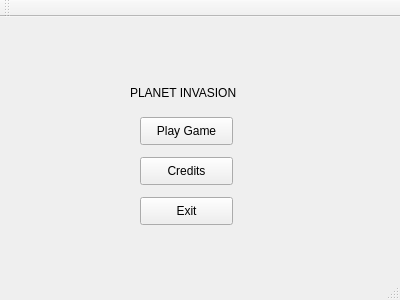
Qt form Planet_Invasion/mainwindow.ui (CS4076Rplay/CS4076) before a commit.
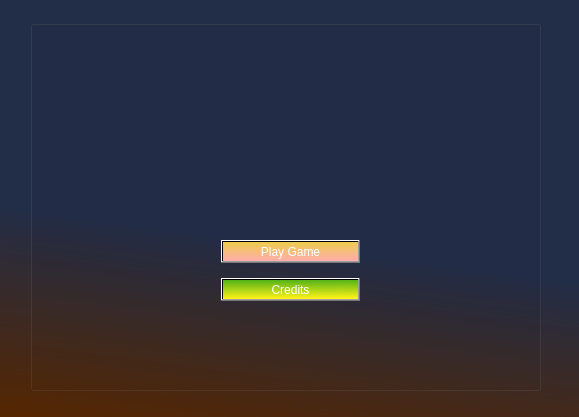
The same form after that commit. Icons and pictures are not drawn.

The edit to the form file:
```diff
--- a/Planet_Invasion/mainwindow.ui
+++ b/Planet_Invasion/mainwindow.ui
@@ -6,89 +6,90 @@
    <rect>
     <x>0</x>
     <y>0</y>
-    <width>400</width>
-    <height>300</height>
+    <width>579</width>
+    <height>417</height>
    </rect>
   </property>
+  <property name="sizePolicy">
+   <sizepolicy hsizetype="Fixed" vsizetype="Fixed">
+    <horstretch>0</horstretch>
+    <verstretch>0</verstretch>
+   </sizepolicy>
+  </property>
   <property name="windowTitle">
-   <string>MainWindow</string>
+   <string>Game</string>
+  </property>
+  <property name="autoFillBackground">
+   <bool>false</bool>
+  </property>
+  <property name="styleSheet">
+   <string notr="true">background-color:qlineargradient(spread:pad, x1:0.0895522, y1:0.512, x2:0, y2:1, stop:0 rgba(34, 45, 71, 255), stop:1 rgba(86, 38, 0, 255));
+color:rgb(255, 255, 255);
+font: 9pt &quot;Papyrus&quot;;</string>
   </property>
   <widget class="QWidget" name="centralWidget">
-   <widget class="QLabel" name="Title">
+   <widget class="QGroupBox" name="groupBox">
     <property name="geometry">
      <rect>
-      <x>130</x>
-      <y>60</y>
-      <width>111</width>
-      <height>31</height>
+      <x>30</x>
+      <y>20</y>
+      <width>511</width>
+      <height>371</height>
      </rect>
     </property>
-    <property name="text">
-     <string>PLANET INVASION</string>
+    <property name="styleSheet">
+     <string notr="true">background: transparent;
+background-image:url(:/bg1.png);
+backgroun-repeat:no-repeat;
+</string>
     </property>
-    <property name="buddy">
-     <cstring>Title</cstring>
+    <property name="title">
+     <string/>
     </property>
+    <widget class="QWidget" name="verticalLayoutWidget">
+     <property name="geometry">
+      <rect>
+       <x>180</x>
+       <y>200</y>
+       <width>161</width>
+       <height>101</height>
+      </rect>
+     </property>
+     <layout class="QVBoxLayout" name="verticalLayout">
+      <item>
+       <widget class="QPushButton" name="playButton">
+        <property name="styleSheet">
+         <string notr="true">background:transparent;
+background-color:qlineargradient(spread:pad, x1:0, y1:0, x2:0, y2:1, stop:0 rgba(237, 205, 77, 255), stop:1 rgba(255, 172, 172, 255));
+
+</string>
+        </property>
+        <property name="text">
+         <string>Play Game</string>
+        </property>
+        <property name="shortcut">
+         <string>P</string>
+        </property>
+       </widget>
+      </item>
+      <item>
+       <widget class="QPushButton" name="creditsBtn">
+        <property name="styleSheet">
+         <string notr="true">background:transparent;
+background-color:qlineargradient(spread:pad, x1:0, y1:0, x2:0.03, y2:1, stop:0 rgba(81, 178, 25, 255), stop:1 rgba(255, 243, 23, 255))</string>
+        </property>
+        <property name="text">
+         <string>Credits</string>
+        </property>
+        <property name="shortcut">
+         <string>C</string>
+        </property>
+       </widget>
+      </item>
+     </layout>
+    </widget>
    </widget>
-   <widget class="QPushButton" name="playButton">
-    <property name="geometry">
-     <rect>
-      <x>140</x>
-      <y>100</y>
-      <width>93</width>
-      <height>28</height>
-     </rect>
-    </property>
-    <property name="text">
-     <string>Play Game</string>
-    </property>
-   </widget>
-   <widget class="QPushButton" name="creditsBtn">
-    <property name="geometry">
-     <rect>
-      <x>140</x>
-      <y>140</y>
-      <width>93</width>
-      <height>28</height>
-     </rect>
-    </property>
-    <property name="text">
-     <string>Credits</string>
-    </property>
-   </widget>
-   <widget class="QPushButton" name="pushButton">
-    <property name="geometry">
-     <rect>
-      <x>140</x>
-      <y>180</y>
-      <width>93</width>
-      <height>28</height>
-     </rect>
-    </property>
-    <property name="text">
-     <string>Exit</string>
-    </property>
-   </widget>
   </widget>
-  <widget class="QMenuBar" name="menuBar">
-   <property name="geometry">
-    <rect>
-     <x>0</x>
-     <y>0</y>
-     <width>400</width>
-     <height>26</height>
-    </rect>
-   </property>
-  </widget>
-  <widget class="QToolBar" name="mainToolBar">
-   <attribute name="toolBarArea">
-    <enum>TopToolBarArea</enum>
-   </attribute>
-   <attribute name="toolBarBreak">
-    <bool>false</bool>
-   </attribute>
-  </widget>
-  <widget class="QStatusBar" name="statusBar"/>
  </widget>
  <layoutdefault spacing="6" margin="11"/>
  <resources/>
```
Left out of the diff: 19 changed lines with no effect on the pictures.
